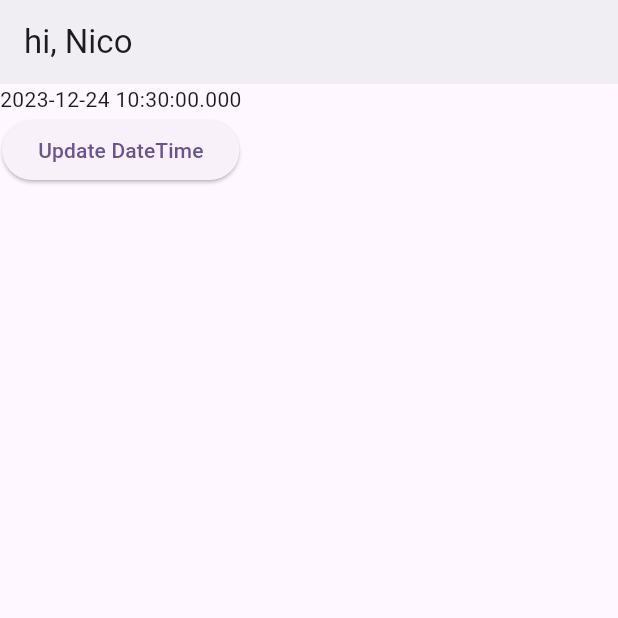
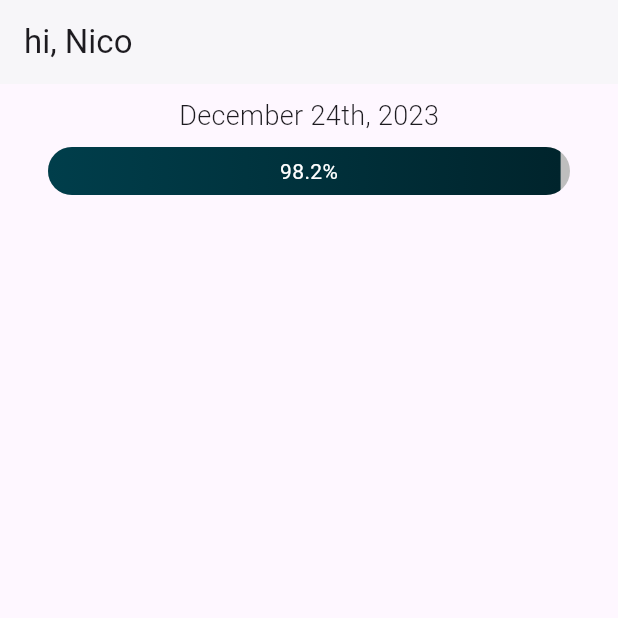
Before and after one commit to nicoovillarr/trgtz, a Flutter app: the screen it shows after launch, on a phone screen of 412 x 824 dp, the top half of it. Run offline on Flutter 3.47's test engine with Material 3 defaults, Android fonts, the phone set to English and light mode, and no system bars; our stand-ins replace flutter_redux, redux.

Commit message:
[#4] Add progress bar

```diff
--- a/mobile/lib/screens/home/home_screen.dart
+++ b/mobile/lib/screens/home/home_screen.dart
@@ -1,6 +1,8 @@
 import 'package:flutter/material.dart';
 import 'package:flutter_redux/flutter_redux.dart';
+import 'package:mobile/screens/home/widgets/progress_bar.dart';
 import 'package:mobile/store/index.dart';
+import 'package:mobile/utils.dart';
 
 class HomeScreen extends StatefulWidget {
   const HomeScreen({super.key});
@@ -21,7 +23,7 @@ class _HomeScreenState extends State<HomeScreen> {
   AppBar _buildAppBar() => AppBar(
         title: const Text('hi, Nico'),
         backgroundColor: Colors.white,
-        elevation: 5,
+        elevation: 1,
       );
 
   Widget _buildBody() => SingleChildScrollView(
@@ -32,23 +34,24 @@ class _HomeScreenState extends State<HomeScreen> {
       );
 
   List<Widget> _buildRows() => [
-        // ... content
-        _buildReduxTest(),
+        _buildProgressBar(),
       ];
 
-  Widget _buildReduxTest() => StoreConnector<AppState, DateTime>(
-        builder: (ctx, date) => Column(
-          children: [
-            Text(date.toString()),
-            ElevatedButton(
-              onPressed: () {
-                StoreProvider.of<AppState>(ctx)
-                    .dispatch(TestAction(newDate: DateTime.now()));
-              },
-              child: const Text('Update DateTime'),
-            )
-          ],
-        ),
+  Widget _buildProgressBar() => StoreConnector<AppState, DateTime>(
+        builder: (ctx, date) => Column(children: [
+          Padding(
+            padding: const EdgeInsets.symmetric(vertical: 8.0),
+            child: Text(
+              Utils.dateToFullString(date),
+              style: const TextStyle(
+                fontWeight: FontWeight.w300,
+                fontSize: 18,
+              ),
+            ),
+          ),
+          ProgressBar(date: date),
+          const SizedBox(height: 16.0),
+        ]),
         converter: (store) => store.state.date,
       );
 }
--- /dev/null
+++ b/mobile/lib/screens/home/widgets/index.dart
@@ -0,0 +1 @@
+export './progress_bar.dart';
--- /dev/null
+++ b/mobile/lib/screens/home/widgets/progress_bar.dart
@@ -0,0 +1,61 @@
+import 'package:flutter/material.dart';
+
+// ignore: must_be_immutable
+class ProgressBar extends StatelessWidget {
+  final double height = 32;
+  final DateTime date;
+
+  late double _percentage;
+
+  ProgressBar({
+    super.key,
+    required this.date,
+  }) {
+    DateTime endYear = DateTime(date.year + 1).add(const Duration(days: -1));
+    _percentage = _getDateMiliseconds(date) / _getDateMiliseconds(endYear);
+  }
+
+  @override
+  Widget build(BuildContext context) {
+    Size size = MediaQuery.of(context).size;
+    double padding = 32.0;
+    return SizedBox(
+      height: height,
+      width: size.width,
+      child: Padding(
+        padding: EdgeInsets.symmetric(horizontal: padding),
+        child: Container(
+          decoration: const BoxDecoration(
+            borderRadius: BorderRadius.all(Radius.circular(24.0)),
+            color: Color(0xFFBEBEBE),
+          ),
+          clipBehavior: Clip.antiAlias,
+          child: Stack(
+            children: [
+              Container(
+                height: size.height,
+                width: _percentage * (size.width - (padding * 2)),
+                decoration: const BoxDecoration(
+                  gradient: LinearGradient(
+                    colors: [Color(0xFF003E4B), Color(0xFF00242C)],
+                  ),
+                ),
+              ),
+              Center(
+                child: Text(
+                  "${(_percentage * 100).toStringAsFixed(1)}%",
+                  style: const TextStyle(color: Colors.white),
+                ),
+              ),
+            ],
+          ),
+        ),
+      ),
+    );
+  }
+
+  int _getDateMiliseconds(DateTime date) {
+    return date.millisecondsSinceEpoch -
+        DateTime(date.year).millisecondsSinceEpoch;
+  }
+}
--- /dev/null
+++ b/mobile/lib/utils.dart
@@ -0,0 +1,28 @@
+import 'package:intl/intl.dart';
+
+class Utils {
+  static String dateToFullString(DateTime date) {
+    int dayNum = date.day;
+    String daySuffix;
+    if (dayNum >= 11 && dayNum <= 13) {
+      daySuffix = 'th';
+    } else {
+      switch (dayNum % 10) {
+        case 1:
+          daySuffix = 'st';
+          break;
+        case 2:
+          daySuffix = 'nd';
+          break;
+        case 3:
+          daySuffix = 'rd';
+          break;
+        default:
+          daySuffix = 'th';
+          break;
+      }
+    }
+
+    return "${DateFormat("MMMM").format(date)} ${DateFormat("d").format(date)}$daySuffix, ${date.year}";
+  }
+}
--- a/mobile/pubspec.yaml
+++ b/mobile/pubspec.yaml
@@ -37,6 +37,7 @@ dependencies:
   cupertino_icons: ^1.0.2
   flutter_redux: ^0.10.0
   redux: ^5.0.0
+  intl: ^0.19.0
 
 dev_dependencies:
   flutter_test:
```
Also changed, not shown: mobile/pubspec.lock.
